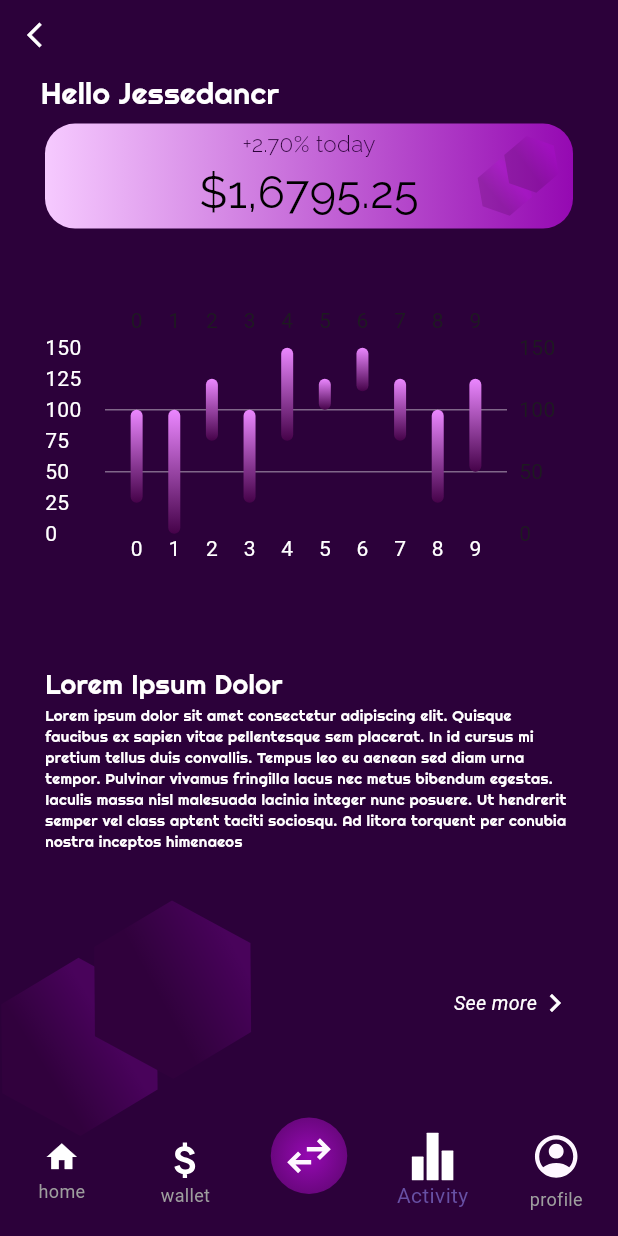
After one commit to Jessedancr/crypto-ui, a Flutter app: the CryptoApp screen opened by its route, item 4 of the bottom bar chosen, on a phone screen of 412 x 824 dp. The commit adds this screen. Run offline on Flutter 3.47's test engine with Material 3 defaults, Android fonts, the light colour scheme and no system bars; drawn by our look-alikes of fl_chart; our stand-ins replace flutter_svg, get, google_fonts.

Commit message:
Built the chart

```diff
--- a/lib/main.dart
+++ b/lib/main.dart
@@ -1,4 +1,4 @@
-import 'package:cryptoui/screens/home_screen.dart';
+import 'package:cryptoui/screens/crypto_app.dart';
 import 'package:cryptoui/screens/login_screen.dart';
 import 'package:cryptoui/screens/welcome_screen.dart';
 import 'package:flutter/material.dart';
@@ -33,7 +33,7 @@ class MyApp extends StatelessWidget {
         ),
         GetPage(
           name: '/home',
-          page: () => HomeScreen(),
+          page: () => CryptoApp(),
           transition: Transition.fadeIn,
           transitionDuration: Duration(milliseconds: 400),
         ),
--- /dev/null
+++ b/lib/screens/bottom_nav_bar/activity_screen.dart
@@ -0,0 +1,84 @@
+import 'package:cryptoui/widgets/account_balance_small_card.dart';
+import 'package:cryptoui/widgets/crypto_chart.dart';
+import 'package:flutter/material.dart';
+import 'package:flutter_svg/svg.dart';
+import 'package:google_fonts/google_fonts.dart';
+
+final String moreInfoDummyText =
+    'Lorem ipsum dolor sit amet consectetur adipiscing elit. Quisque faucibus ex sapien vitae pellentesque sem placerat. In id cursus mi pretium tellus duis convallis. Tempus leo eu aenean sed diam urna tempor. Pulvinar vivamus fringilla lacus nec metus bibendum egestas. Iaculis massa nisl malesuada lacinia integer nunc posuere. Ut hendrerit semper vel class aptent taciti sociosqu. Ad litora torquent per conubia nostra inceptos himenaeos';
+
+class ActivityScreen extends StatefulWidget {
+  const ActivityScreen({super.key});
+
+  @override
+  State<ActivityScreen> createState() => _ActivityScreenState();
+}
+
+class _ActivityScreenState extends State<ActivityScreen> {
+  @override
+  Widget build(BuildContext context) {
+    final width = MediaQuery.of(context).size.width;
+    final height = MediaQuery.of(context).size.height;
+
+    return Scaffold(
+      body: Padding(
+        padding: const EdgeInsets.symmetric(horizontal: 30.0),
+        child: Column(
+          mainAxisAlignment: MainAxisAlignment.start,
+          crossAxisAlignment: CrossAxisAlignment.start,
+          children: [
+            SizedBox(height: height * 0.1),
+            AccountBalanceSmallCard(),
+            SizedBox(height: height * 0.06),
+
+            // * CHART GOES HERE
+            CryptoChart(),
+
+            // * DUMMY TEXT
+            SizedBox(height: height * 0.08),
+            Text(
+              'Lorem Ipsum Dolor',
+              style: GoogleFonts.righteous(
+                fontSize: 18,
+                color: Color(0xFFFFFEFE),
+              ),
+            ),
+
+            // * MORE INFO DUMMY TEXT
+            Text(
+              moreInfoDummyText,
+              style: GoogleFonts.righteous(
+                fontSize: 10,
+                color: Color(0xFFFFFEFE),
+              ),
+            ),
+
+            // * Logo + see more
+            Row(
+              mainAxisAlignment: MainAxisAlignment.spaceBetween,
+              children: [
+                Transform.translate(
+                  offset: Offset(-60, 10),
+                  child: SvgPicture.asset('assets/activity_polygon.svg'),
+                ),
+                Row(
+                  children: [
+                    Text(
+                      'See more',
+                      style: TextStyle(
+                        fontSize: 13,
+                        fontStyle: FontStyle.italic,
+                        color: Color(0xFFFFFEFE),
+                      ),
+                    ),
+                    Icon(Icons.chevron_right_sharp, color: Color(0xFFFFFEFE)),
+                  ],
+                ),
+              ],
+            ),
+          ],
+        ),
+      ),
+    );
+  }
+}
--- /dev/null
+++ b/lib/screens/crypto_app.dart
@@ -0,0 +1,48 @@
+import 'package:cryptoui/screens/bottom_nav_bar/activity_screen.dart';
+import 'package:cryptoui/screens/bottom_nav_bar/home_screen.dart';
+import 'package:cryptoui/screens/bottom_nav_bar/profile_screen.dart';
+import 'package:cryptoui/screens/bottom_nav_bar/transfer_screen.dart';
+import 'package:cryptoui/screens/bottom_nav_bar/wallet_screen.dart';
+import 'package:cryptoui/widgets/crypto_app_bar.dart';
+import 'package:cryptoui/widgets/crypto_nav_bar.dart';
+import 'package:flutter/material.dart';
+
+class CryptoApp extends StatefulWidget {
+  const CryptoApp({super.key});
+
+  @override
+  State<CryptoApp> createState() => _CryptoAppState();
+}
+
+class _CryptoAppState extends State<CryptoApp> {
+  int selectedIndex = 0;
+  void _navigateBottomBar(int index) {
+    setState(() {
+      selectedIndex = index;
+    });
+  }
+
+  List<Widget> screens = [
+    HomeScreen(),
+    WalletScreen(),
+    TransferScreen(),
+    ActivityScreen(),
+    ProfileScreen(),
+  ];
+
+  @override
+  Widget build(BuildContext context) {
+    return SafeArea(
+      child: Scaffold(
+        extendBodyBehindAppBar: true,
+        extendBody: true,
+        bottomNavigationBar: CryptoNavBar(
+          onTap: _navigateBottomBar,
+          selectedIndex: selectedIndex,
+        ),
+        appBar: CryptoAppBar(),
+        body: screens[selectedIndex],
+      ),
+    );
+  }
+}
--- a/lib/screens/login_screen.dart
+++ b/lib/screens/login_screen.dart
@@ -1,4 +1,4 @@
-import 'package:cryptoui/screens/home_screen.dart';
+import 'package:cryptoui/screens/crypto_app.dart';
 import 'package:cryptoui/widgets/crypto_button.dart';
 import 'package:cryptoui/widgets/crypto_textfield.dart';
 import 'package:flutter/material.dart';
@@ -61,7 +61,7 @@ class _LoginScreenState extends State<LoginScreen> {
                         CryptoButton(
                           buttonText: 'Login',
                           onTap: () => Get.to(
-                            () => HomeScreen(),
+                            () => CryptoApp(),
                             transition: Transition.fadeIn,
                             duration: Duration(milliseconds: 400),
                           ),
--- /dev/null
+++ b/lib/widgets/account_balance_small_card.dart
@@ -0,0 +1,49 @@
+import 'package:flutter/material.dart';
+import 'package:flutter_svg/svg.dart';
+import 'package:google_fonts/google_fonts.dart';
+
+class AccountBalanceSmallCard extends StatelessWidget {
+  const AccountBalanceSmallCard({super.key});
+
+  @override
+  Widget build(BuildContext context) {
+    return Container(
+      width: double.infinity,
+      height: 70,
+      decoration: BoxDecoration(
+        borderRadius: BorderRadius.circular(20),
+        gradient: LinearGradient(
+          colors: [Color(0xFFF6CAFF), Color(0xFF9509B2)],
+        ),
+      ),
+      child: Stack(
+        children: [
+          Positioned(
+            right: 0,
+            child: SvgPicture.asset('assets/acct_bal_polygon.svg', height: 70),
+          ),
+          Center(
+            child: Column(
+              mainAxisAlignment: MainAxisAlignment.center,
+              children: [
+                Text(
+                  '+2.70% today',
+                  style: GoogleFonts.raleway(
+                    fontSize: 15,
+                    color: Color(0xFF2C0339),
+                    fontWeight: FontWeight.w300,
+                  ),
+                ),
+
+                Text(
+                  '\$1,6795.25',
+                  style: GoogleFonts.raleway(fontSize: 30, color: Colors.black),
+                ),
+              ],
+            ),
+          ),
+        ],
+      ),
+    );
+  }
+}
--- /dev/null
+++ b/lib/widgets/crypto_chart.dart
@@ -0,0 +1,102 @@
+import 'package:fl_chart/fl_chart.dart';
+import 'package:flutter/material.dart';
+
+class CryptoChart extends StatelessWidget {
+  const CryptoChart({super.key});
+
+  @override
+  Widget build(BuildContext context) {
+    final chartRodData = [
+      [25.0, 100.0],
+      [0.0, 100.0],
+      [75.0, 125.0],
+      [25.0, 100.0],
+      [75.0, 150.0],
+      [100.0, 125.0],
+      [115.0, 150.0],
+      [75.0, 125.0],
+      [25.0, 100.0],
+      [50.0, 125.0],
+    ];
+    return AspectRatio(
+      aspectRatio: 2.0,
+      child: BarChart(
+        BarChartData(
+          maxY: 150,
+          borderData: FlBorderData(show: false),
+
+          // * NUMBERS ON THE SIDE
+          titlesData: FlTitlesData(
+            leftTitles: AxisTitles(
+              sideTitles: SideTitles(
+                reservedSize: 40,
+                showTitles: true,
+                interval: 25,
+                getTitlesWidget: (value, meta) {
+                  return Text(
+                    value.toInt().toString(),
+                    style: TextStyle(color: Colors.white),
+                  );
+                },
+              ),
+            ),
+            bottomTitles: AxisTitles(
+              sideTitles: SideTitles(
+                showTitles: true,
+                interval: 1,
+                getTitlesWidget: (value, meta) {
+                  return Text(
+                    value.toInt().toString(),
+                    style: TextStyle(color: Colors.white),
+                  );
+                },
+              ),
+            ),
+          ),
+
+          // * GRID
+          gridData: FlGridData(
+            show: true,
+            drawHorizontalLine: true,
+            drawVerticalLine: true,
+            verticalInterval: 25,
+            getDrawingVerticalLine: (value) {
+              return FlLine(
+                color: Colors.white,
+                strokeWidth: 2,
+                dashArray: null, // solid line
+              );
+            },
+            getDrawingHorizontalLine: (value) {
+              return FlLine(
+                color: Colors.white.withOpacity(0.4),
+                strokeWidth: 1,
+                dashArray: null,
+              );
+            },
+          ),
+
+          // * BARS
+          barGroups: [
+            for (int i = 0; i < chartRodData.length; i++)
+              BarChartGroupData(
+                barsSpace: 21,
+                x: i,
+                barRods: [
+                  BarChartRodData(
+                    fromY: chartRodData[i][0],
+                    toY: chartRodData[i][1],
+                    gradient: LinearGradient(
+                      colors: [Color(0xFFEB87FF), Color(0xFF450249)],
+                      begin: Alignment.topCenter,
+                      end: Alignment.bottomCenter,
+                    ),
+                  ),
+                ],
+              ),
+          ],
+        ),
+      ),
+    );
+  }
+}
--- a/lib/widgets/crypto_nav_bar.dart
+++ b/lib/widgets/crypto_nav_bar.dart
@@ -3,16 +3,24 @@ import 'package:flutter/material.dart';
 import 'package:flutter_svg/svg.dart';
 
 class CryptoNavBar extends StatelessWidget {
-  const CryptoNavBar({super.key});
+  final int selectedIndex;
+  final void Function(int)? onTap;
+  const CryptoNavBar({
+    super.key,
+    required this.selectedIndex,
+    required this.onTap,
+  });
 
   @override
   Widget build(BuildContext context) {
     return BottomNavigationBar(
+      onTap: onTap,
+
       backgroundColor: Colors.transparent,
       type: BottomNavigationBarType.fixed,
-      currentIndex: 2,
+      currentIndex: selectedIndex,
       elevation: 0.0,
-      unselectedItemColor: Colors.white,
+      unselectedItemColor: Colors.grey,
       items: [
         BottomNavigationBarItem(
           icon: Icon(Icons.home, color: Colors.white),
--- a/pubspec.yaml
+++ b/pubspec.yaml
@@ -37,6 +37,7 @@ dependencies:
   flutter_svg: ^2.2.1
   google_fonts: ^6.3.1
   get: ^4.7.2
+  fl_chart: ^1.1.1
 
 dev_dependencies:
   flutter_test:
```
Also changed, not shown: lib/screens/bottom_nav_bar/home_screen.dart (added, +118 -0 lines), lib/screens/bottom_nav_bar/profile_screen.dart (added, +18 -0 lines), lib/screens/bottom_nav_bar/transfer_screen.dart (added, +18 -0 lines), lib/screens/bottom_nav_bar/wallet_screen.dart (added, +18 -0 lines), lib/screens/home_screen.dart (deleted, +0 -132 lines), assets/activity_polygon.svg (added), pubspec.lock.
